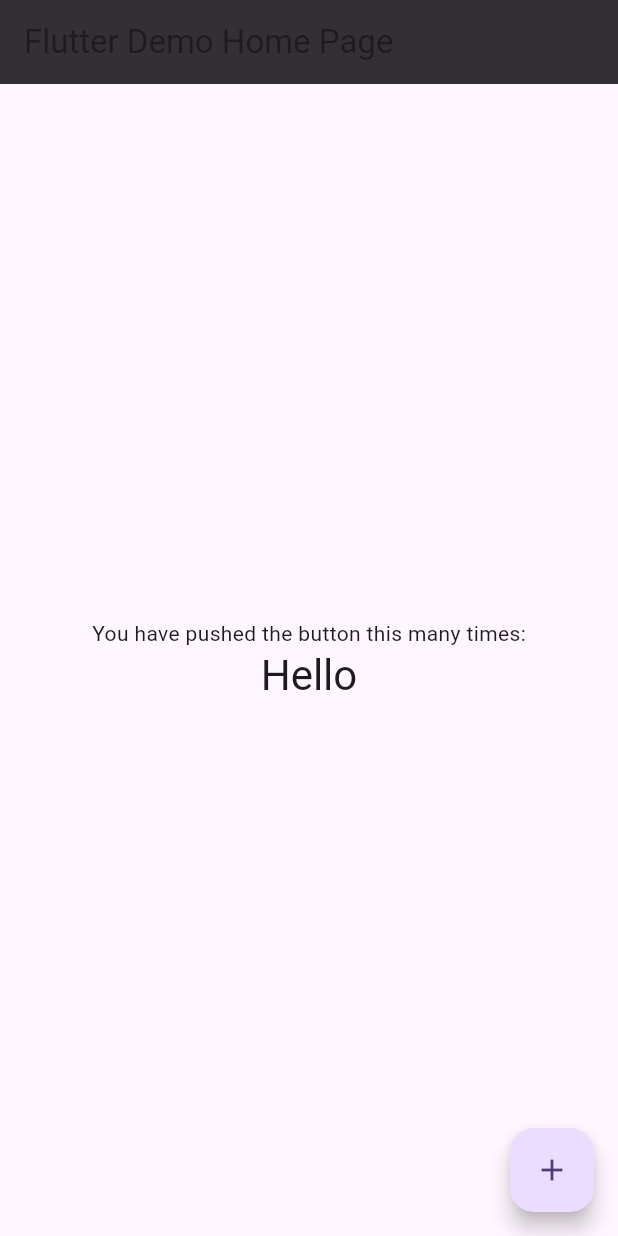
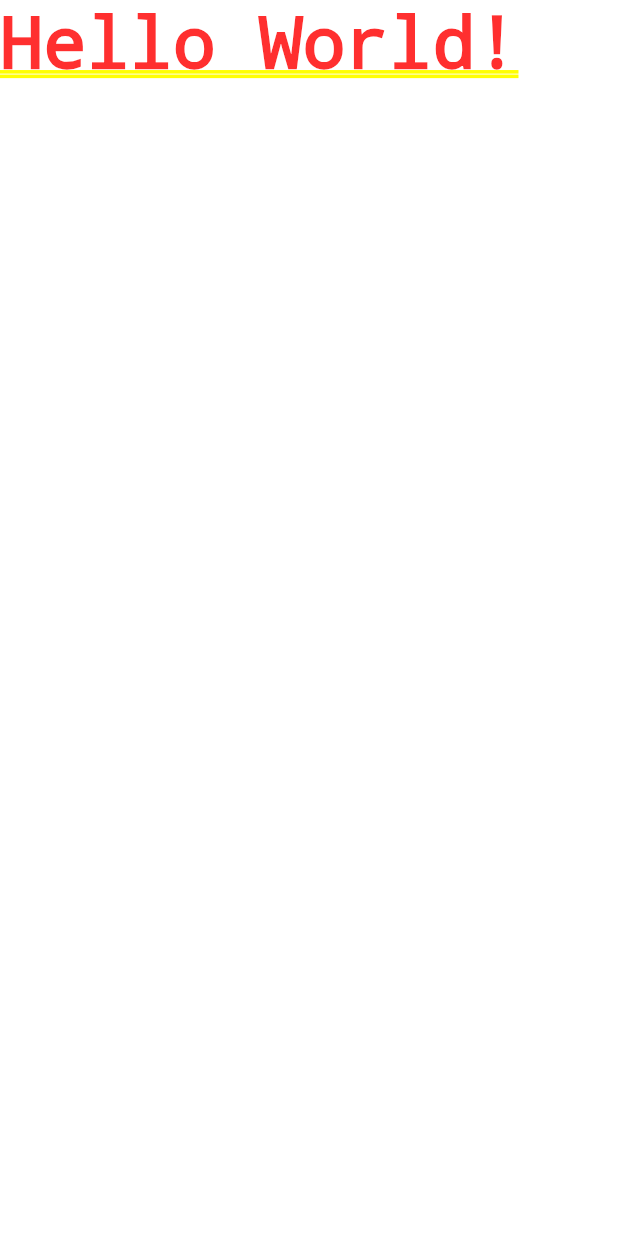
Before and after one commit to FabioZvirJ/training, a Flutter app: the screen it shows after launch, on a phone screen of 412 x 824 dp. Run offline on Flutter 3.47's test engine with Material 3 defaults, Android fonts, the phone set to English and light mode, and no system bars.

Commit message:
First: Hello Worlds

```diff
--- a/lib/main.dart
+++ b/lib/main.dart
@@ -1,78 +1,5 @@
 import 'package:flutter/material.dart';
 
-void main() {
-  runApp(const MyApp());
+void main () {
+  runApp(const MaterialApp(home: Text('Hello World!'),),);
 }
-
-class MyApp extends StatelessWidget {
-  const MyApp({super.key});
-
-  // This widget is the root of your application.
-  @override
-  Widget build(BuildContext context) {
-    return MaterialApp(
-      title: 'Flutter Demo',
-      theme: ThemeData(
-        colorScheme: ColorScheme.fromSeed(seedColor: Colors.deepPurple),
-      ),
-      home: const MyHomePage(title: 'Flutter Demo Home Page'),
-    );
-  }
-}
-
-class MyHomePage extends StatefulWidget {
-  const MyHomePage({super.key, required this.title});
-  final String title;
-
-  @override
-  State<MyHomePage> createState() => _MyHomePageState();
-}
-
-class _MyHomePageState extends State<MyHomePage> {
-
-  void _incrementCounter() {
-  }
-
-  @override
-  Widget build(BuildContext context) {
-    return Scaffold(
-      appBar: AppBar(
-        backgroundColor: Theme.of(context).colorScheme.inverseSurface,
-
-        title: Text(widget.title),
-      ),
-      body: Center(
-        // Center is a layout widget. It takes a single child and positions it
-        // in the middle of the parent.
-        child: Column(
-          // Column is also a layout widget. It takes a list of children and
-          // arranges them vertically. By default, it sizes itself to fit its
-          // children horizontally, and tries to be as tall as its parent.
-          //
-          // Column has various properties to control how it sizes itself and
-          // how it positions its children. Here we use mainAxisAlignment to
-          // center the children vertically; the main axis here is the vertical
-          // axis because Columns are vertical (the cross axis would be
-          // horizontal).
-          //
-          // TRY THIS: Invoke "debug painting" (choose the "Toggle Debug Paint"
-          // action in the IDE, or press "p" in the console), to see the
-          // wireframe for each widget.
-          mainAxisAlignment: MainAxisAlignment.center,
-          children: <Widget>[
-            const Text('You have pushed the button this many times:'),
-            Text(
-              'Hello',
-              style: Theme.of(context).textTheme.headlineMedium,
-            ),
-          ],
-        ),
-      ),
-      floatingActionButton: FloatingActionButton(
-        onPressed: _incrementCounter,
-        tooltip: 'Increment',
-        child: const Icon(Icons.add),
-      ), // This trailing comma makes auto-formatting nicer for build methods.
-    );
-  }
-}
```
